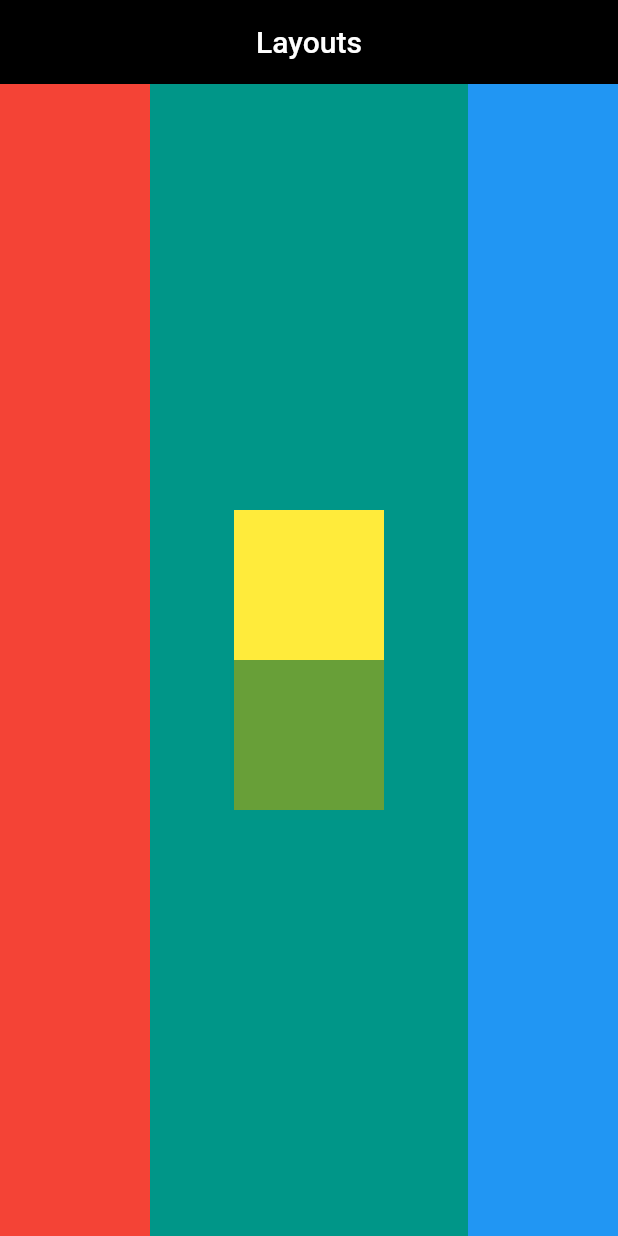
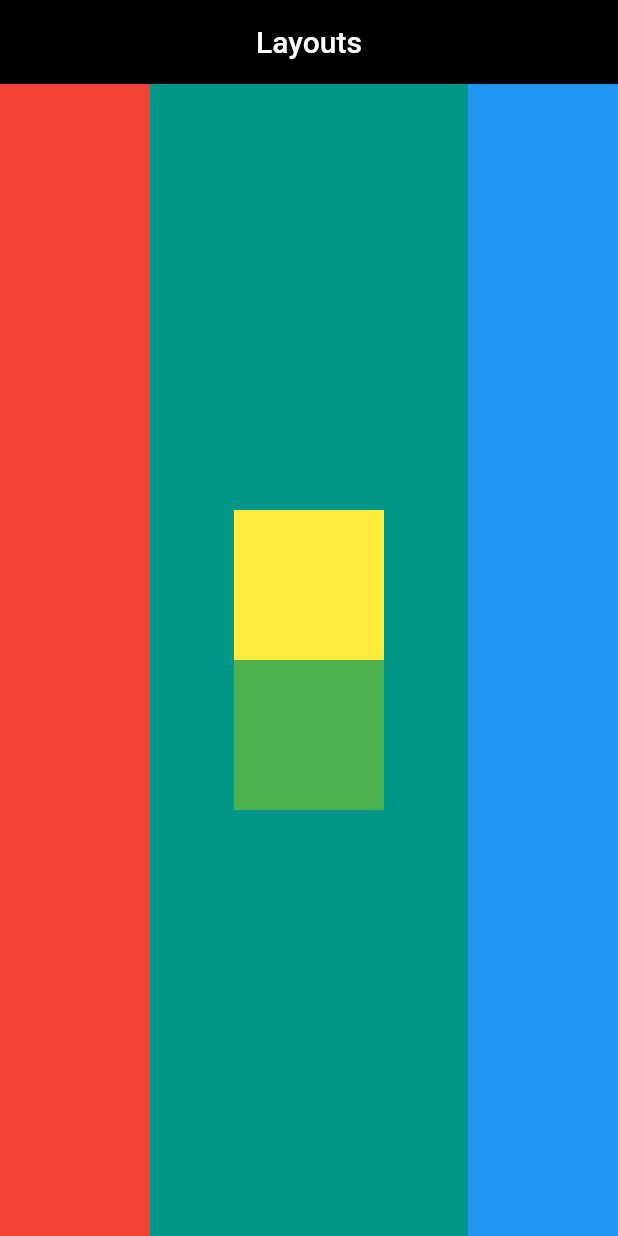
Before and after one commit to Rikanthan/flutter_ID, a Flutter app: the screen it shows after launch, after a tap on "Challenge 2", on a phone screen of 412 x 824 dp. Run offline on Flutter 3.47's test engine with Material 2 defaults, Android fonts, the phone set to English and light mode, and no system bars.

Commit message:
layout challenge2

```diff
--- a/lib/main.dart
+++ b/lib/main.dart
@@ -202,7 +202,7 @@ class page3 extends StatelessWidget{
 
                         height: 100.0,
                         width: 100.0,
-                        color: Colors.lightGreen[700],
+                        color: Colors.green,
                     ),
                   ],
                 ),
```
